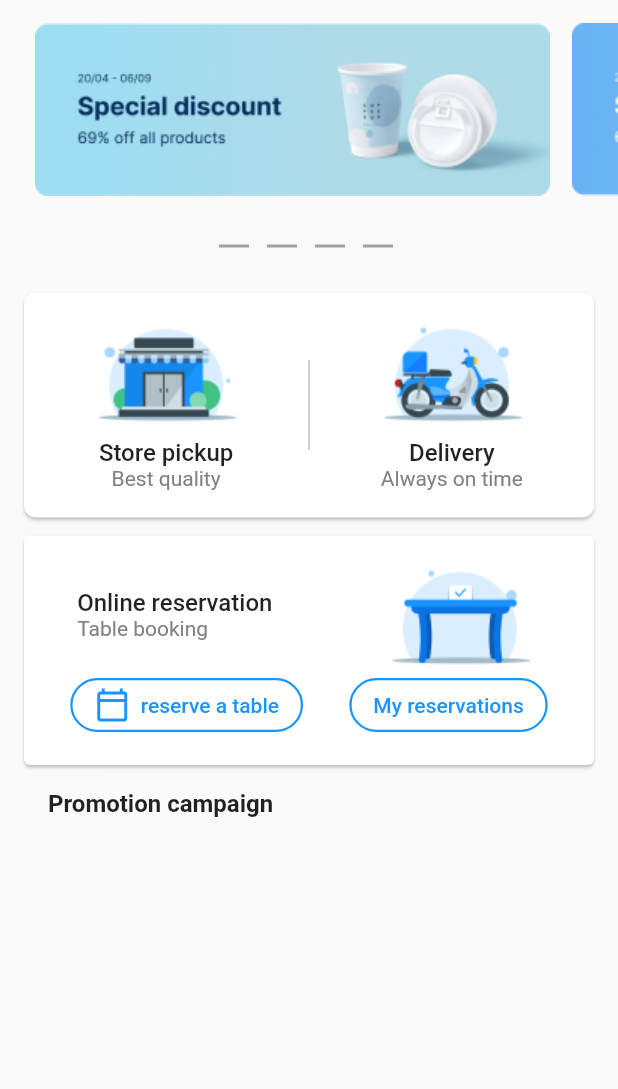
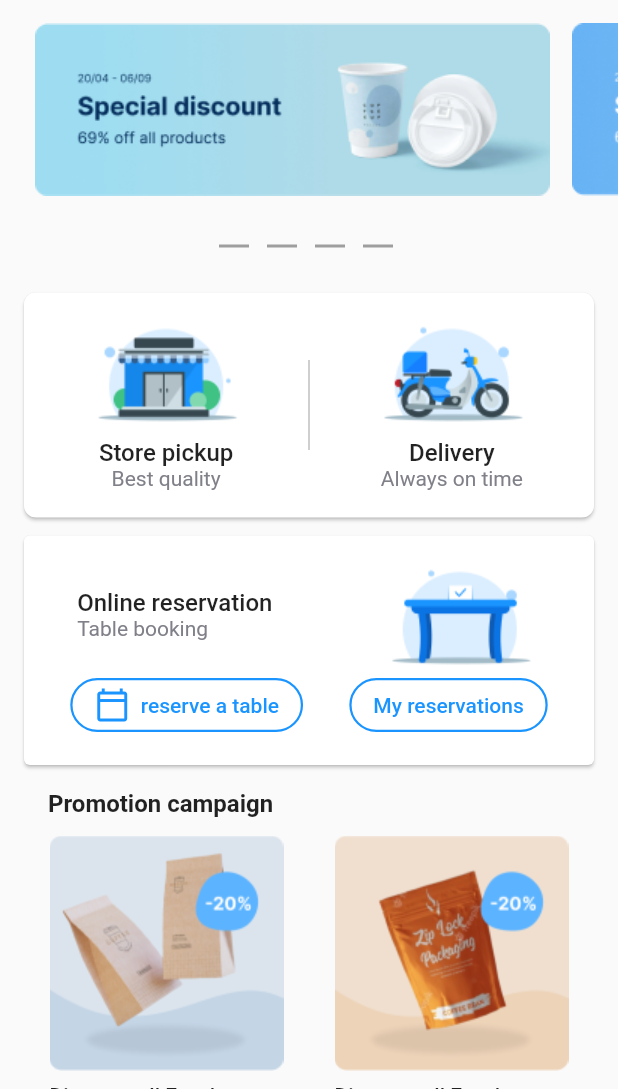
Before and after one commit to avetis001/Sample_restaurant, a Flutter app: the screen it shows after launch, on a phone screen of 412 x 824 dp, the part 147-1236 px from its top. Run offline on Flutter 3.47's test engine with Material 2 defaults, Android fonts, the phone set to English and light mode, and no system bars.

Commit message:
added widgets PromotionsItemOne  and PromotionsItemTwo

```diff
--- /dev/null
+++ b/lib/home/widgets/promotion_item_one.dart
@@ -0,0 +1,80 @@
+import 'package:flutter/material.dart';
+
+class PromotionItemOne extends StatefulWidget {
+  const PromotionItemOne({super.key});
+
+  @override
+  State<PromotionItemOne> createState() => _PromotionItemOneState();
+}
+
+class _PromotionItemOneState extends State<PromotionItemOne> {
+  @override
+  Widget build(BuildContext context) {
+    return Row(
+      mainAxisAlignment: MainAxisAlignment.spaceAround,
+      children: [
+        SizedBox(
+          child: Column(
+            crossAxisAlignment: CrossAxisAlignment.start,
+            children: [
+              const Image(
+                image: AssetImage('assets/images/promimage1.png'),
+              ),
+              Container(
+                padding: const EdgeInsets.only(bottom: 2, top: 8),
+                width: 150,
+                child: const Expanded(
+                  child: Text(
+                    'Discount all Excelsa 20% in all stores',
+                    style: TextStyle(fontSize: 14, fontWeight: FontWeight.w500),
+                    maxLines: 21,
+                  ),
+                ),
+              ),
+              const Text(
+                '20/04/20 - 06/09/2020',
+                style: TextStyle(
+                  fontSize: 12,
+                  fontWeight: FontWeight.w400,
+                  color: Color.fromRGBO(128, 128, 137, 1),
+                ),
+              ),
+            ],
+          ),
+        ),
+        SizedBox(
+          child: Column(
+            crossAxisAlignment: CrossAxisAlignment.start,
+            children: [
+              const Image(
+                image: AssetImage('assets/images/promimage2.png'),
+              ),
+              Container(
+                padding: const EdgeInsets.only(bottom: 2, top: 8),
+                width: 150,
+                child: const Expanded(
+                  child: Text(
+                    'Discount all Excelsa 20% in all stores',
+                    style: TextStyle(
+                      fontSize: 14,
+                      fontWeight: FontWeight.w500,
+                    ),
+                    maxLines: 21,
+                  ),
+                ),
+              ),
+              const Text(
+                '20/04/20 - 06/09/2020',
+                style: TextStyle(
+                  fontSize: 12,
+                  fontWeight: FontWeight.w400,
+                  color: Color.fromRGBO(128, 128, 137, 1),
+                ),
+              ),
+            ],
+          ),
+        ),
+      ],
+    );
+  }
+}
--- a/lib/home/widgets/promptions_campaing_home.dart
+++ b/lib/home/widgets/promotions_campaing_home.dart
@@ -1,4 +1,6 @@
 import 'package:flutter/material.dart';
+import 'package:flutter_application_1/home/widgets/promotion_item_one.dart';
+import 'package:flutter_application_1/home/widgets/promotions_item_two.dart';
 
 class PromptionsCompaingHome extends StatefulWidget {
   const PromptionsCompaingHome({super.key});
@@ -22,6 +24,11 @@ class _PromptionsCompaingHomeState extends State<PromptionsCompaingHome> {
               style: TextStyle(fontSize: 16, fontWeight: FontWeight.w700),
             ),
           ),
+          Padding(
+            padding: EdgeInsets.only(bottom: 16),
+            child: PromotionItemOne(),
+          ),
+          PromotionsItemTwo(),
         ],
       ),
     );
--- a/lib/home/widgets/scroll_list.dart
+++ b/lib/home/widgets/scroll_list.dart
@@ -2,7 +2,7 @@ import 'package:flutter/material.dart';
 import 'package:flutter_application_1/home/widgets/carousel_home.dart';
 import 'package:flutter_application_1/home/widgets/online_reservation_home.dart';
 import 'package:flutter_application_1/home/widgets/pagination_carousel.dart';
-import 'package:flutter_application_1/home/widgets/promptions_campaing_home.dart';
+import 'package:flutter_application_1/home/widgets/promotions_campaing_home.dart';
 import 'package:flutter_application_1/home/widgets/type_of_order_home.dart';
 
 class ScrollListHome extends StatefulWidget {
```
Also changed, not shown: lib/home/widgets/promotions_item_two.dart (added, +80 -0 lines).
